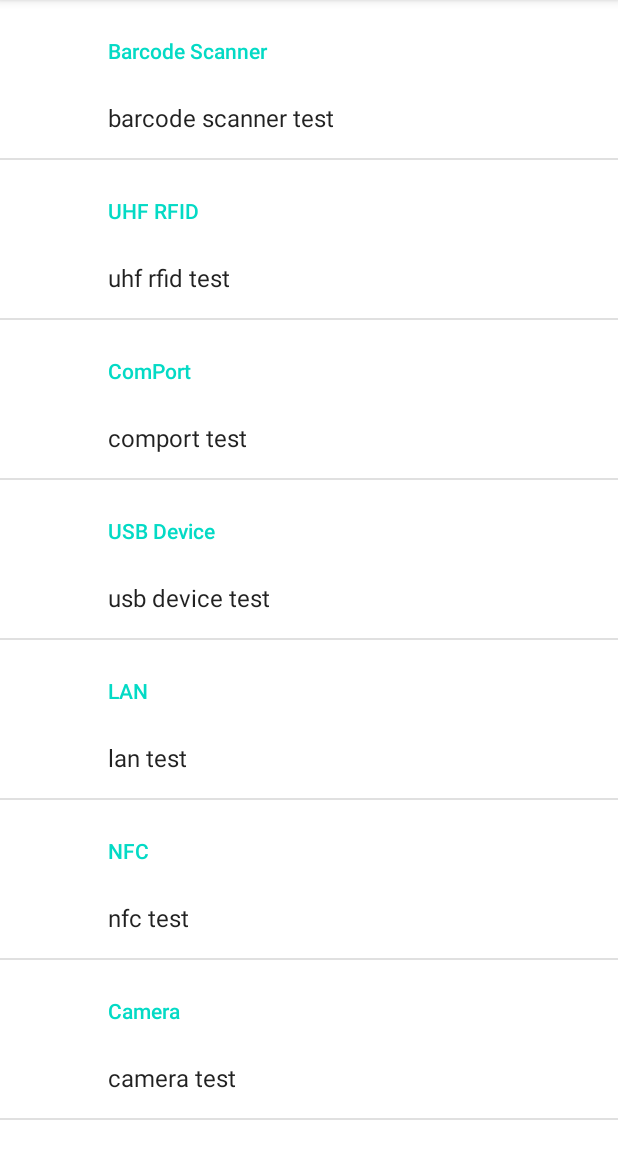
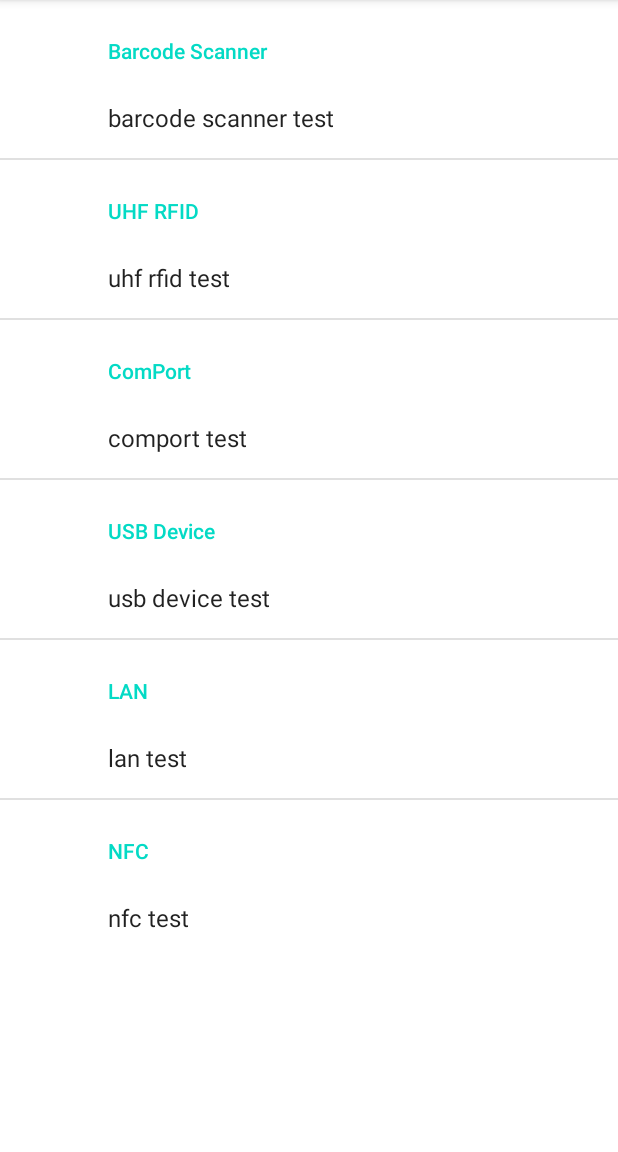
Before and after one commit to AIM-Android/ScannerWedgeSample, an Android app: the screen it shows after launch (MainActivity), on a phone screen of 412 x 824 dp, the part 84-1236 px from its top. Run offline under Robolectric (Android 15) with nearby library versions, the phone set to English and light mode, and no system bars; our stand-ins replace androidx.preference.

Commit message:
Hide MSR, Camera, and printer functions.

```diff
--- a/app/src/main/res/xml/root_preferences.xml
+++ b/app/src/main/res/xml/root_preferences.xml
@@ -79,42 +79,42 @@
         </Preference>
     </PreferenceCategory>
 
-    <PreferenceCategory app:title="@string/camera_header">
+<!--    <PreferenceCategory app:title="@string/camera_header">-->
 
-        <Preference
-            android:key="camera"
-            android:title="@string/camera_test_title"
-            android:summary="">
-            <intent
-                android:action="com.advantech.scannerwedgedemo.CameraActivity.class"
-                android:targetClass="com.advantech.scannerwedgedemo.module.CameraActivity"
-                android:targetPackage="com.advantech.scannerwedgedemo" />
-        </Preference>
-    </PreferenceCategory>
+<!--        <Preference-->
+<!--            android:key="camera"-->
+<!--            android:title="@string/camera_test_title"-->
+<!--            android:summary="">-->
+<!--            <intent-->
+<!--                android:action="com.advantech.scannerwedgedemo.CameraActivity.class"-->
+<!--                android:targetClass="com.advantech.scannerwedgedemo.module.CameraActivity"-->
+<!--                android:targetPackage="com.advantech.scannerwedgedemo" />-->
+<!--        </Preference>-->
+<!--    </PreferenceCategory>-->
 
-    <PreferenceCategory app:title="@string/msr_header">
+<!--    <PreferenceCategory app:title="@string/msr_header">-->
 
-        <Preference
-            android:key="camera"
-            android:title="@string/msr_test_title"
-            android:summary="">
-            <intent
-                android:action="com.advantech.scannerwedgedemo.MSRActivity.class"
-                android:targetClass="com.advantech.scannerwedgedemo.module.MSRActivity"
-                android:targetPackage="com.advantech.scannerwedgedemo" />
-        </Preference>
-    </PreferenceCategory>
+<!--        <Preference-->
+<!--            android:key="camera"-->
+<!--            android:title="@string/msr_test_title"-->
+<!--            android:summary="">-->
+<!--            <intent-->
+<!--                android:action="com.advantech.scannerwedgedemo.MSRActivity.class"-->
+<!--                android:targetClass="com.advantech.scannerwedgedemo.module.MSRActivity"-->
+<!--                android:targetPackage="com.advantech.scannerwedgedemo" />-->
+<!--        </Preference>-->
+<!--    </PreferenceCategory>-->
 
-    <PreferenceCategory app:title="@string/print_header">
+<!--    <PreferenceCategory app:title="@string/print_header">-->
 
-        <Preference
-            android:key="camera"
-            android:title="@string/print_test_title"
-            android:summary="">
-            <intent
-                android:action="com.advantech.scannerwedgedemo.PrintActivity.class"
-                android:targetClass="com.advantech.scannerwedgedemo.module.PrintActivity"
-                android:targetPackage="com.advantech.scannerwedgedemo" />
-        </Preference>
-    </PreferenceCategory>
+<!--        <Preference-->
+<!--            android:key="camera"-->
+<!--            android:title="@string/print_test_title"-->
+<!--            android:summary="">-->
+<!--            <intent-->
+<!--                android:action="com.advantech.scannerwedgedemo.PrintActivity.class"-->
+<!--                android:targetClass="com.advantech.scannerwedgedemo.module.PrintActivity"-->
+<!--                android:targetPackage="com.advantech.scannerwedgedemo" />-->
+<!--        </Preference>-->
+<!--    </PreferenceCategory>-->
 </PreferenceScreen>
```
